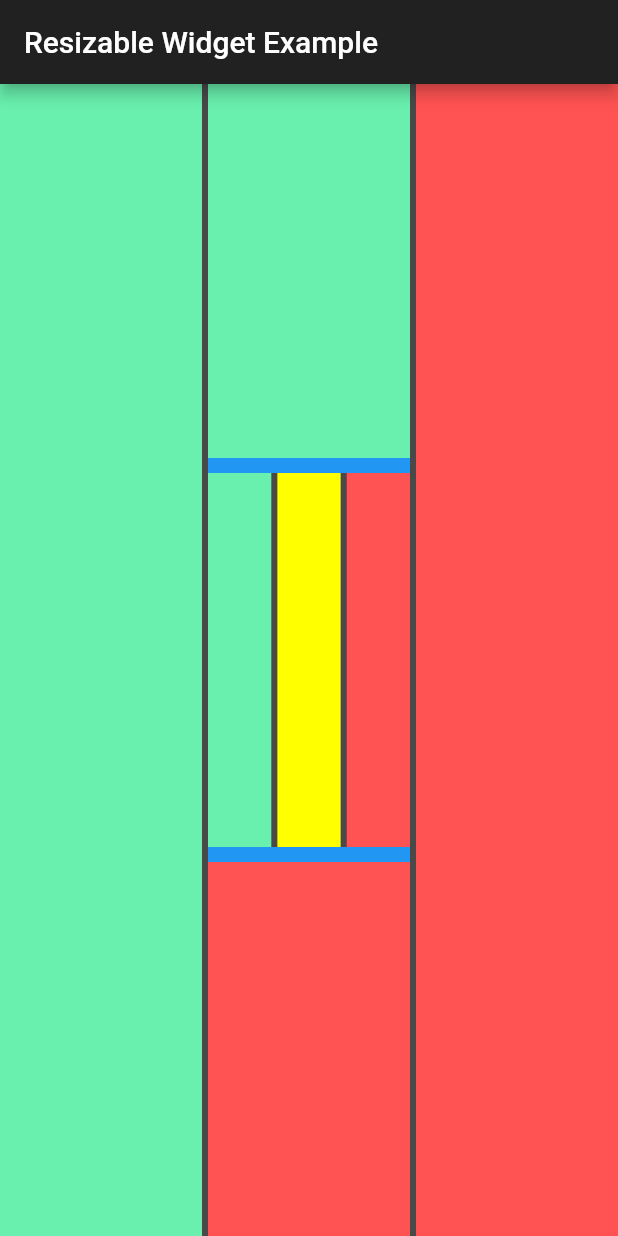
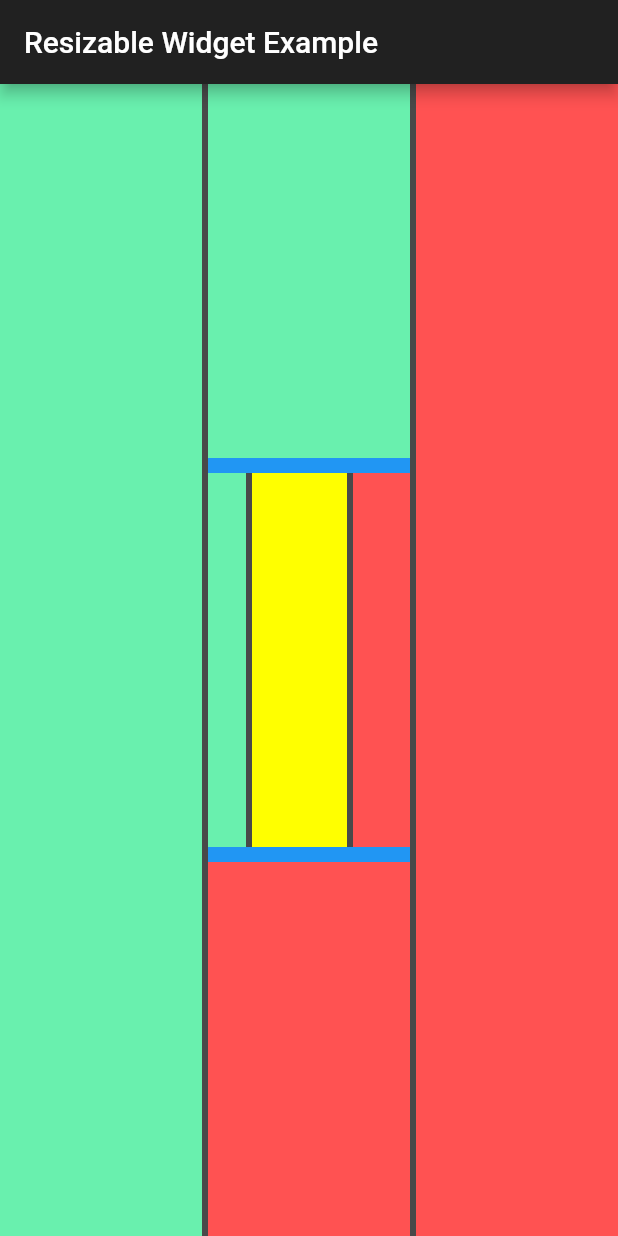
Before and after one commit to ibako/resizable_widget, a Flutter app: the screen it shows after launch, on a phone screen of 412 x 824 dp. Run offline on Flutter 3.47's test engine with Material 2 defaults, Android fonts, the phone set to English and light mode, and no system bars.

Commit message:
デフォルトサイズを設定可能にした

```diff
--- a/example/lib/main.dart
+++ b/example/lib/main.dart
@@ -39,11 +39,14 @@ class MyPage extends StatelessWidget {
             separatorSize: 10,
             children: [
               Container(color: Colors.greenAccent),
-              ResizableWidget(children: [
-                Container(color: Colors.greenAccent),
-                Container(color: Colors.yellowAccent),
-                Container(color: Colors.redAccent),
-              ]),
+              ResizableWidget(
+                children: [
+                  Container(color: Colors.greenAccent),
+                  Container(color: Colors.yellowAccent),
+                  Container(color: Colors.redAccent),
+                ],
+                percentages: const [0.2, 0.5, 0.3],
+              ),
               Container(color: Colors.redAccent),
             ],
           ),
--- a/lib/resizable_widget.dart
+++ b/lib/resizable_widget.dart
@@ -9,6 +9,15 @@ class ResizableWidget extends StatefulWidget {
   /// Resizable widget list.
   final List<Widget> children;
 
+  /// Sets the default [children] width or height as percentages.
+  ///
+  /// If you set this value,
+  /// the length of [percentages] must match the one of [children],
+  /// and the sum of [percentages] must be equal to 1.
+  ///
+  /// If this value is [null], [children] will be split into the same size.
+  final List<double>? percentages;
+
   /// When set to true, creates horizontal separators.
   final bool isColumnChildren;
 
@@ -19,13 +28,19 @@ class ResizableWidget extends StatefulWidget {
   final Color separatorColor;
 
   /// Creates [ResizableWidget].
-  const ResizableWidget({
+  ResizableWidget({
     Key? key,
     required this.children,
+    this.percentages,
     this.isColumnChildren = false,
     this.separatorSize = 4,
     this.separatorColor = Colors.white12,
-  }) : super(key: key);
+  }) : super(key: key) {
+    assert(children.isNotEmpty);
+    assert(percentages == null || percentages!.length == children.length);
+    assert(percentages == null ||
+        percentages!.reduce((value, element) => value + element) == 1);
+  }
 
   @override
   _ResizableWidgetState createState() => _ResizableWidgetState();
@@ -41,19 +56,24 @@ class _ResizableWidgetState extends State<ResizableWidget> {
     _controller = _ResizableWidgetController(
         widget.separatorSize, widget.isColumnChildren);
     final originalChildren = widget.children;
-    final separatorNum = originalChildren.length - 1;
-    for (var i = 0; i < separatorNum; i++) {
-      _controller.children.add(_ResizableWidgetChildData(originalChildren[i]));
-      _controller.children.add(_ResizableWidgetChildData(_Separator(
+    final size = originalChildren.length;
+    final originalPercentages =
+        widget.percentages ?? List.filled(size, 1 / size);
+    for (var i = 0; i < size - 1; i++) {
+      _controller.children.add(_ResizableWidgetChildData(
+          originalChildren[i], originalPercentages[i]));
+      _controller.children.add(_ResizableWidgetChildData(
+          _Separator(
             2 * i + 1,
             _controller,
             isColumnSeparator: widget.isColumnChildren,
             size: widget.separatorSize,
             color: widget.separatorColor,
-      )));
+          ),
+          null));
     }
     _controller.children.add(_ResizableWidgetChildData(
-        originalChildren[originalChildren.length - 1]));
+        originalChildren[size - 1], originalPercentages[size - 1]));
   }
 
   @override
@@ -87,7 +107,7 @@ class _ResizableWidgetChildData {
   final Widget widget;
   double? size;
   double? percentage;
-  _ResizableWidgetChildData(this.widget);
+  _ResizableWidgetChildData(this.widget, this.percentage);
 }
 
 class _ResizableWidgetController {
@@ -110,26 +130,14 @@ class _ResizableWidgetController {
     }
 
     maxSize = max;
-    var remain = maxSizeWithoutSeparators!;
+    final remain = maxSizeWithoutSeparators!;
 
-    if (children[0].size == null) {
-      // initialization
-      var count = children.length ~/ 2 + 1;
     for (var c in children) {
       if (c.widget is _Separator) {
+        c.percentage = 0;
         c.size = separatorSize;
-          c.percentage = 0;
       } else {
-          c.size = remain / count;
-          c.percentage = c.size! / remain;
-        }
-      }
-    } else {
-      // when window size changed
-      for (var c in children) {
-        if (c.widget is! _Separator) {
         c.size = remain * c.percentage!;
-        }
       }
     }
   }
```
Also changed, not shown: example/pubspec.lock. Lines whose indentation alone changed are shown as unchanged.
